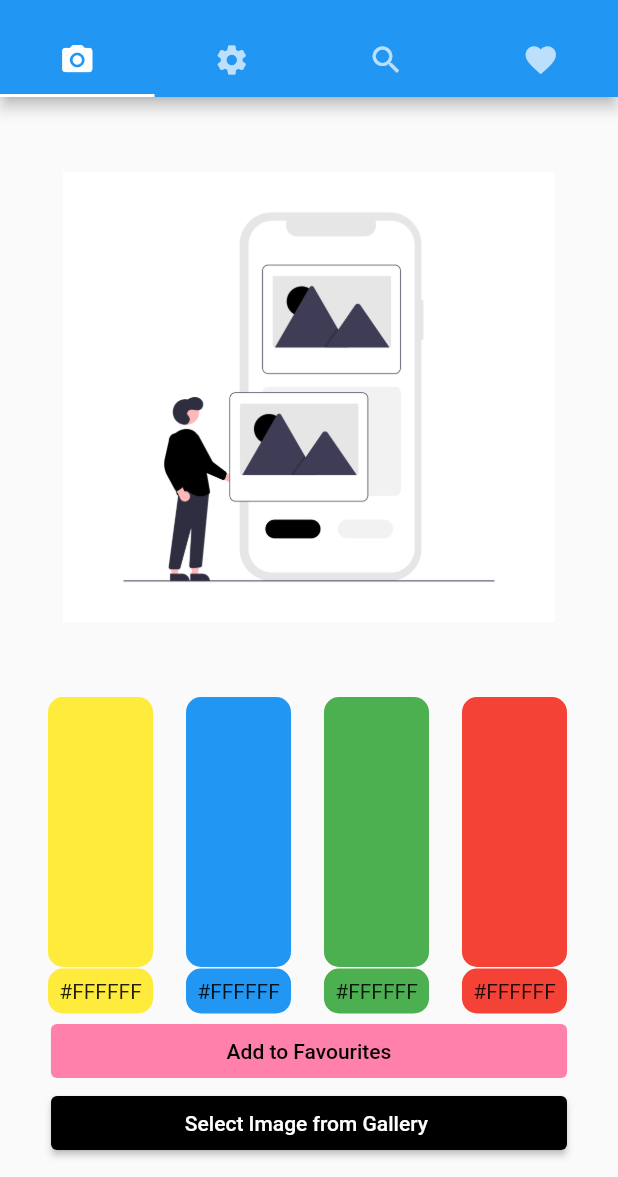
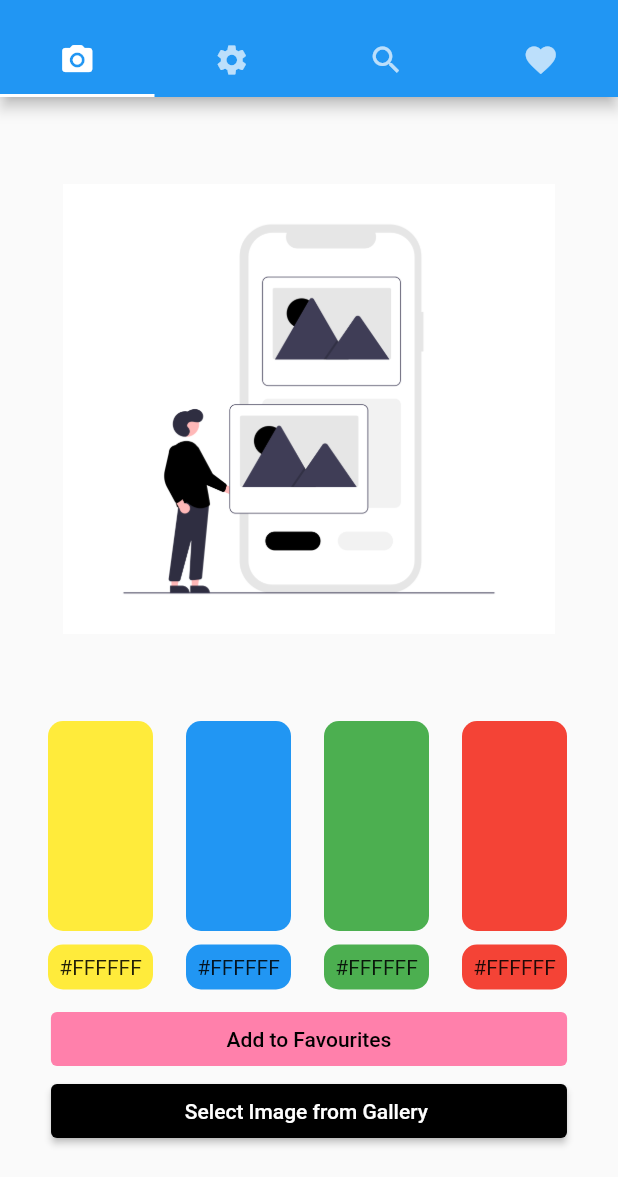
Before and after one commit to sudotensor/arcus, a Flutter app: the screen it shows after launch, on a phone screen of 412 x 824 dp, the part 59-1236 px from its top. Run offline on Flutter 3.47's test engine with Material 2 defaults, Android fonts, the phone set to English and light mode, and no system bars; our stand-ins replace image_picker.

Commit message:
BINGBONG UPDATED

```diff
--- a/lib/local_image_picker.dart
+++ b/lib/local_image_picker.dart
@@ -62,7 +62,7 @@ class GalleryAccessState extends State<GalleryAccess> {
                   children: <Widget>[
                     Padding (padding: EdgeInsets.all(15.0)),
                     Container(
-                      height: 180.0,
+                      height: 140.0,
                       width: 70.0,
                       color: Colors.transparent,
                       child: Container(
@@ -75,7 +75,7 @@ class GalleryAccessState extends State<GalleryAccess> {
                     ),
                     Padding (padding: EdgeInsets.all(10.0)),
                     Container(
-                        height: 180.0,
+                        height: 140.0,
                         width: 70.0,
                         color: Colors.transparent,
                         child: Container(
@@ -88,7 +88,7 @@ class GalleryAccessState extends State<GalleryAccess> {
                     ),
                     Padding (padding: EdgeInsets.all(10.0)),
                     Container(
-                        height: 180.0,
+                        height: 140.0,
                         width: 70.0,
                         color: Colors.transparent,
                         child: Container(
@@ -101,7 +101,7 @@ class GalleryAccessState extends State<GalleryAccess> {
                     ),
                     Padding (padding: EdgeInsets.all(10.0)),
                     Container(
-                        height: 180.0,
+                        height: 140.0,
                         width: 70.0,
                         color: Colors.transparent,
                         child: Container(
@@ -222,13 +222,3 @@ class GalleryAccessState extends State<GalleryAccess> {
     );
   }
 }
-//Padding (padding: EdgeInsets.all(20.0)),
-// Container (
-//   height: 150.0,
-//   width: 100.0,
-//   color: Colors.transparent,
-//   child: Container(
-//     decoration: BoxDecoration(
-//         color: Colors.black,
-//         borderRadius: BorderRadius.all(Radius.circular(0))),
-// ),
```
